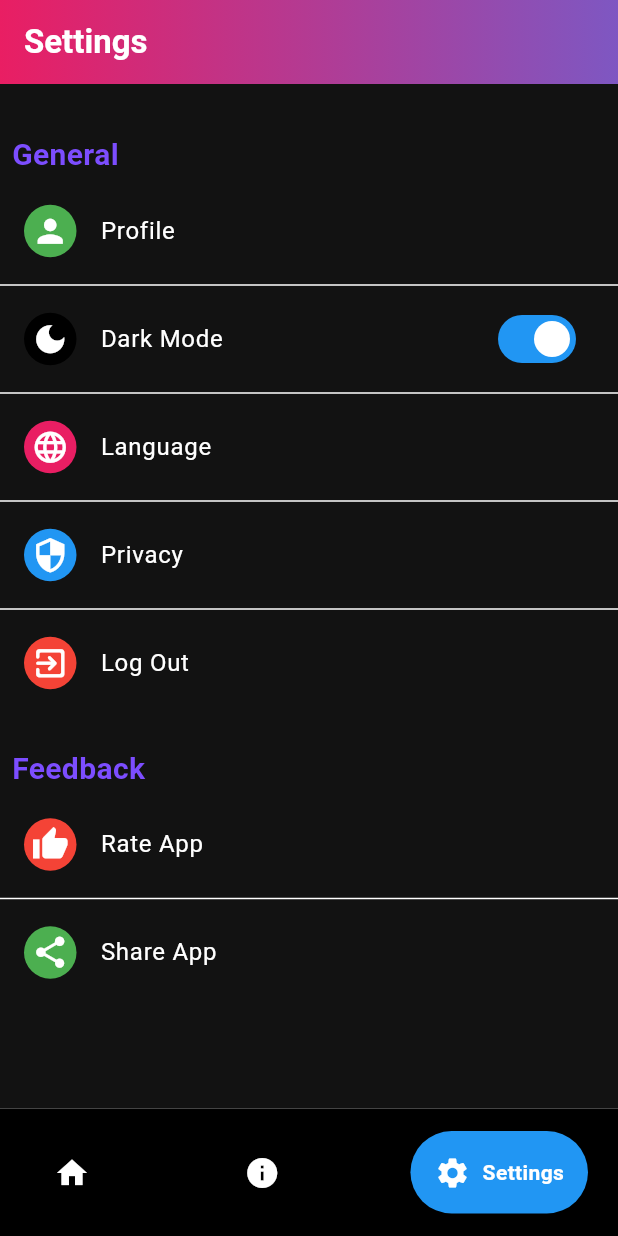
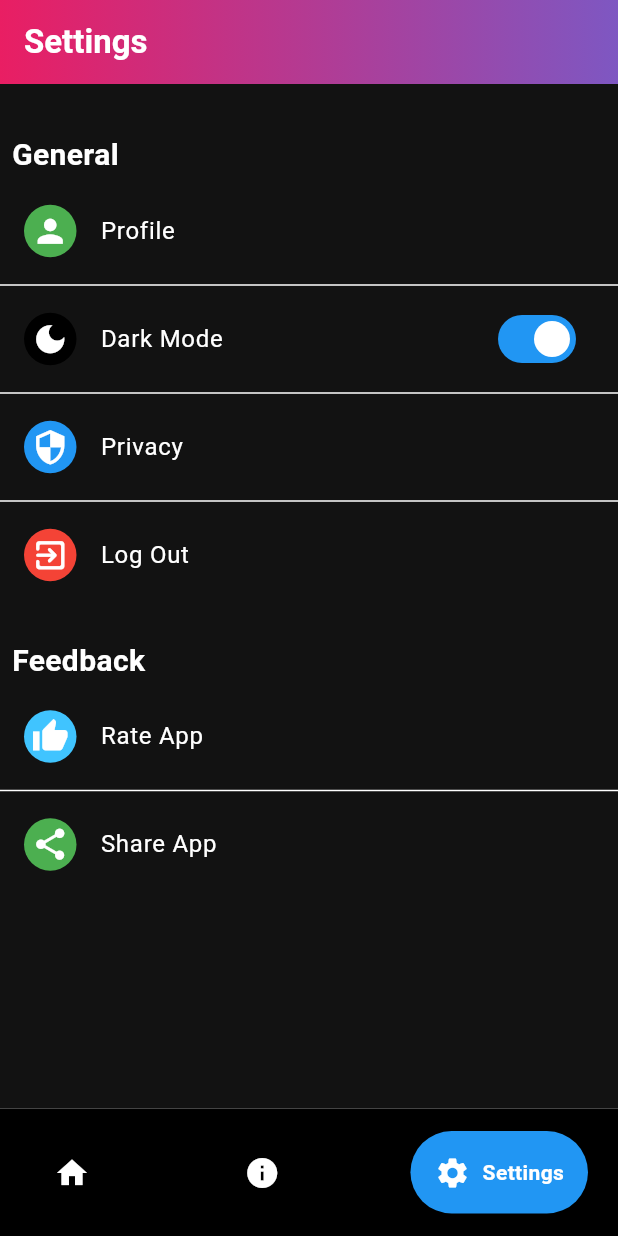
Before and after one commit to DevVithani/dev-dash, a Flutter app: the screen it shows once a user with an empty profile is signed in, item 3 of the bottom bar chosen, on a phone screen of 412 x 824 dp. Run offline on Flutter 3.47's test engine with Material 3 defaults, Android fonts, the phone set to English and light mode, and no system bars; drawn by our look-alikes of google_nav_bar; our stand-ins replace country_picker, firebase_auth, firebase_core, flutter_highlight, flutter_rating_bar, flutter_speed_dial and 9 more; missing offline and left inert: selectable; accounts and stored records are empty; network calls fail.

Commit message:
- initial commit

```diff
--- a/lib/ui/home_page.dart
+++ b/lib/ui/home_page.dart
@@ -799,7 +799,6 @@
   Widget build(BuildContext context) {
     return Scaffold(
       appBar: AppBar(
-        // automaticallyImplyLeading: false,
         backgroundColor: Colors.black,
         title: const Text(
           'Flutter Tutorials',
@@ -927,8 +926,8 @@
                                 fontWeight: FontWeight.bold,
                               ),
                             ),
-                            progressColor: Colors.deepPurpleAccent,
-                            backgroundColor: Colors.lightBlueAccent,
+                            progressColor: Colors.lightBlueAccent,
+                            backgroundColor: Colors.blue,
                           ),
                         ),
                         if (percent >= 100)
--- a/lib/ui/navigation_page.dart
+++ b/lib/ui/navigation_page.dart
@@ -43,6 +43,7 @@
             color: Colors.white,
             activeColor: Colors.white,
             tabBackgroundColor: Colors.blue,
+            // tabBackgroundColor: Colors.blue,
             padding: const EdgeInsets.all(16),
             tabs: const [
               GButton(
--- a/lib/ui/settings/profile_page.dart
+++ b/lib/ui/settings/profile_page.dart
@@ -168,7 +168,7 @@
               ),
               TextField(
                 decoration: InputDecoration(
-                  prefixIcon: const Icon(Icons.password),
+                  prefixIcon: const Icon(Icons.lock),
                   labelText: 'Create Password',
                   hintText: 'Enter Your Password (Optional)',
                   suffixIcon: IconButton(
@@ -192,7 +192,7 @@
                   contentPadding: const EdgeInsets.all(10),
                 ),
                 obscureText: !_isPasswordVisible,
-                keyboardType: TextInputType.phone,
+                keyboardType: TextInputType.number,
               ),
               Padding(
                 padding: const EdgeInsets.only(top: 80.0),
--- a/lib/ui/settings/rate_app.dart
+++ b/lib/ui/settings/rate_app.dart
@@ -100,7 +100,7 @@
                   snackbarShow(context, 'Thanks for Rating');
                 },
                 child: const Text(
-                  'Submit Feedback',
+                  'Submit',
                   style: TextStyle(
                     color: Colors.white,
                     fontWeight: FontWeight.bold,
--- a/lib/ui/settings/settings_page.dart
+++ b/lib/ui/settings/settings_page.dart
@@ -1,4 +1,3 @@
-import 'package:dev_dash/ui/settings/language.dart';
 import 'package:dev_dash/ui/settings/privacy_page.dart';
 import 'package:dev_dash/ui/settings/profile_page.dart';
 import 'package:dev_dash/ui/settings/rate_app.dart';
@@ -8,7 +7,6 @@
 import 'package:flutter/material.dart';
 import 'package:google_sign_in/google_sign_in.dart';
 import 'package:provider/provider.dart';
-import 'package:shared_preferences/shared_preferences.dart';
 
 class SettingsPage extends StatefulWidget {
   const SettingsPage({super.key});
@@ -18,8 +16,6 @@
 }
 
 class _SettingsPageState extends State<SettingsPage> {
-  SharedPreferences? prefs;
-
   @override
   Widget build(BuildContext context) {
     final themeProvider = Provider.of<ThemeProvider>(context);
@@ -64,7 +60,6 @@
                       style: TextStyle(
                         fontSize: 20,
                         fontWeight: FontWeight.bold,
-                        color: Colors.deepPurpleAccent,
                       ),
                     ),
                   ),
@@ -114,34 +109,9 @@
                       activeColor: Colors.white,
                       value: themeProvider.isDarkMode,
                       onChanged: (value) {
-                        // Toggle the theme mode when the switch is toggled
                         themeProvider.switchTheme(value);
                       },
                     ),
-                  ),
-                  const Divider(),
-                  ListTile(
-                    leading: Container(
-                      padding: const EdgeInsets.all(5),
-                      decoration: const BoxDecoration(
-                        shape: BoxShape.circle,
-                        color: Colors.pink,
-                      ),
-                      child: const Icon(
-                        Icons.language,
-                        color: Colors.white,
-                        size: 25,
-                      ),
-                    ),
-                    title: const Text('Language'),
-                    onTap: () {
-                      Navigator.push(
-                        context,
-                        MaterialPageRoute(
-                          builder: (context) => Language(),
-                        ),
-                      );
-                    },
                   ),
                   const Divider(),
                   ListTile(
@@ -162,7 +132,7 @@
                       Navigator.push(
                         context,
                         MaterialPageRoute(
-                          builder: (context) => PrivacyPage(),
+                          builder: (context) => const PrivacyPage(),
                         ),
                       );
                     },
@@ -200,7 +170,6 @@
                       style: TextStyle(
                         fontSize: 20,
                         fontWeight: FontWeight.bold,
-                        color: Colors.deepPurpleAccent,
                       ),
                     ),
                   ),
@@ -209,7 +178,7 @@
                       padding: const EdgeInsets.all(5),
                       decoration: const BoxDecoration(
                         shape: BoxShape.circle,
-                        color: Colors.red,
+                        color: Colors.lightBlueAccent,
                       ),
                       child: const Icon(
                         Icons.thumb_up,
@@ -222,7 +191,7 @@
                       Navigator.push(
                         context,
                         MaterialPageRoute(
-                          builder: (context) => RateApp(),
+                          builder: (context) => const RateApp(),
                         ),
                       );
                     },
@@ -245,7 +214,8 @@
                     onTap: () {
                       Navigator.push(
                         context,
-                        MaterialPageRoute(builder: (context) => ShareApp()),
+                        MaterialPageRoute(
+                            builder: (context) => const ShareApp()),
                       );
                     },
                   ),
```
Also changed, not shown: lib/ui/login_page.dart (+7 -9 lines), lib/ui/settings/share_app.dart (+6 -13 lines), lib/widgets/wrap_widget.dart (+4 -4 lines), lib/widgets/tooltip_widget.dart (line endings or trailing spaces).
